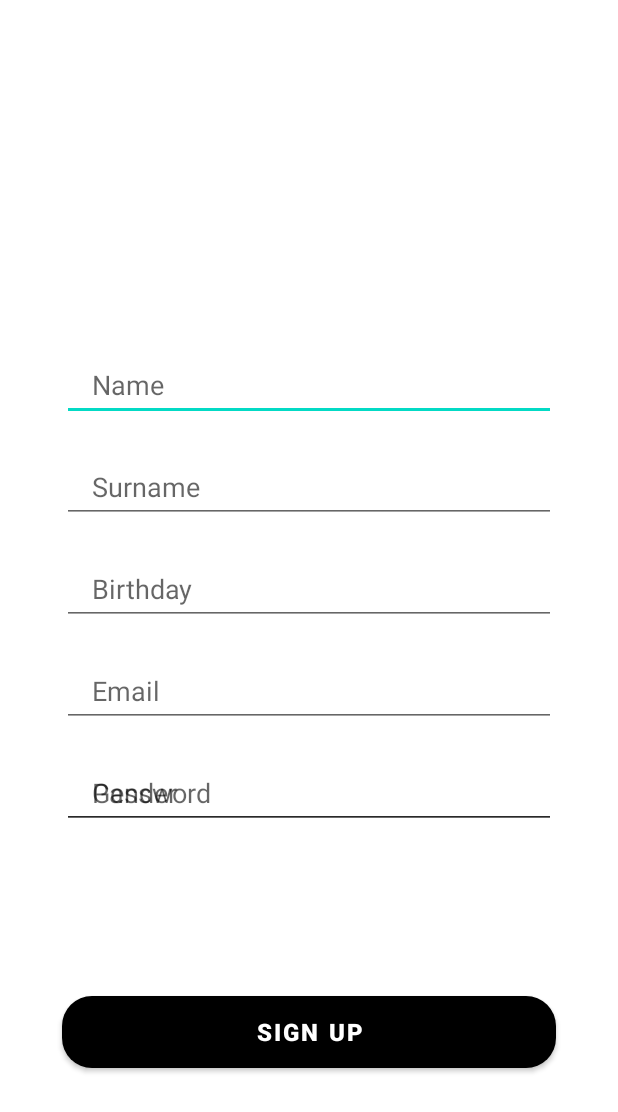
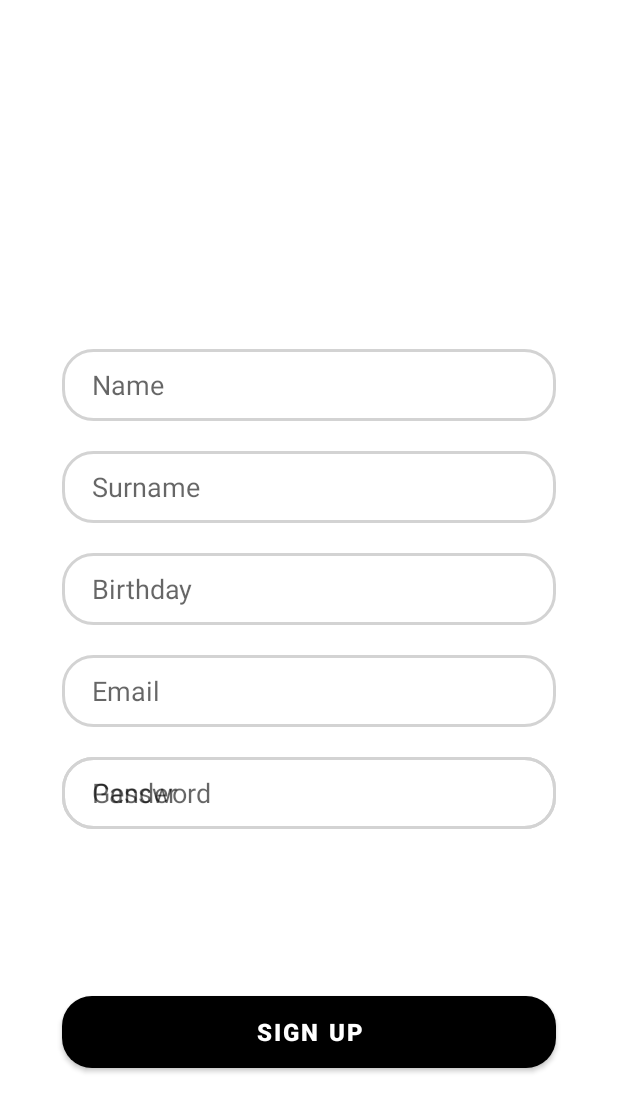
Before and after one commit to munaabuh/MyApplication, an Android app: the layout signup_tab_fragment.xml on its own in the app's theme, with its tools: preview values and no code run, on a phone screen of 412 x 824 dp. Shown: the top 1112 px of the screen. Run offline under Robolectric (Android 15) with nearby library versions, the phone set to English and light mode, and no system bars.

Commit message:
login / signup design

```diff
--- /dev/null
+++ b/app/src/main/res/drawable/edit_text_bg.xml
@@ -0,0 +1,9 @@
+<?xml version="1.0" encoding="utf-8"?>
+<shape xmlns:android="http://schemas.android.com/apk/res/android">
+
+    <corners android:radius="20dp"/>
+
+    <stroke android:width="2dp"
+        android:color="#D3D3D3"/>
+
+</shape>
--- a/app/src/main/res/layout/login_tab_fragment.xml
+++ b/app/src/main/res/layout/login_tab_fragment.xml
@@ -11,6 +11,7 @@
         app:layout_constraintWidth_percent=".8"
         app:layout_constraintVertical_bias=".3"
         app:layout_constraintHorizontal_bias=".5"
+        android:background="@drawable/edit_text_bg"
         android:hint="Email"
         android:paddingLeft="20dp"
         android:paddingTop="10dp"
@@ -25,6 +26,7 @@
         android:id="@+id/password"
         android:layout_width="0dp"
         android:layout_height="48dp"
+        android:background="@drawable/edit_text_bg"
         android:hint="Password"
         android:paddingLeft="20dp"
         android:paddingTop="10dp"
@@ -39,6 +41,7 @@
         />
 
     <Button
+        android:id="@+id/loginButton"
         android:layout_width="0dp"
         android:layout_height="wrap_content"
         app:layout_constraintWidth_percent=".8"
--- a/app/src/main/res/layout/signup_tab_fragment.xml
+++ b/app/src/main/res/layout/signup_tab_fragment.xml
@@ -13,6 +13,7 @@
     app:layout_constraintWidth_percent=".8"
     app:layout_constraintVertical_bias=".3"
     app:layout_constraintHorizontal_bias=".5"
+    android:background="@drawable/edit_text_bg"
     android:hint="Name"
     android:paddingLeft="20dp"
     android:paddingTop="10dp"
@@ -27,6 +28,7 @@
         android:id="@+id/surname"
         android:layout_width="0dp"
         android:layout_height="48dp"
+        android:background="@drawable/edit_text_bg"
         android:hint="Surname"
         android:paddingLeft="20dp"
         android:paddingTop="10dp"
@@ -43,6 +45,7 @@
         android:id="@+id/birthday"
         android:layout_width="0dp"
         android:layout_height="48dp"
+        android:background="@drawable/edit_text_bg"
         android:hint="Birthday"
         android:paddingLeft="20dp"
         android:paddingTop="10dp"
@@ -59,6 +62,7 @@
         android:id="@+id/email"
         android:layout_width="0dp"
         android:layout_height="48dp"
+        android:background="@drawable/edit_text_bg"
         android:hint="Email"
         android:paddingLeft="20dp"
         android:paddingTop="10dp"
@@ -75,6 +79,7 @@
         android:id="@+id/password"
         android:layout_width="0dp"
         android:layout_height="48dp"
+        android:background="@drawable/edit_text_bg"
         android:hint="Password"
         android:paddingLeft="20dp"
         android:paddingTop="10dp"
@@ -92,6 +97,7 @@
         android:id="@+id/gender"
         android:layout_width="0dp"
         android:layout_height="48dp"
+        android:background="@drawable/edit_text_bg"
         android:hint="Gender"
         android:paddingLeft="20dp"
         android:paddingTop="10dp"
@@ -106,6 +112,7 @@
         />
 
     <Button
+        android:id="@+id/signupButton"
         android:layout_width="0dp"
         android:layout_height="wrap_content"
         android:layout_marginBottom="112dp"
```
Also changed, not shown: app/src/main/java/com/example/myapplication/LogInActivity.java (+5 -3 lines), app/src/main/java/com/example/myapplication/LoginAdapter.java (added, +38 -0 lines), app/src/main/java/com/example/myapplication/LoginTabFragment.java (added, +20 -0 lines), app/src/main/java/com/example/myapplication/SignupTabFragment.java (added, +20 -0 lines).
